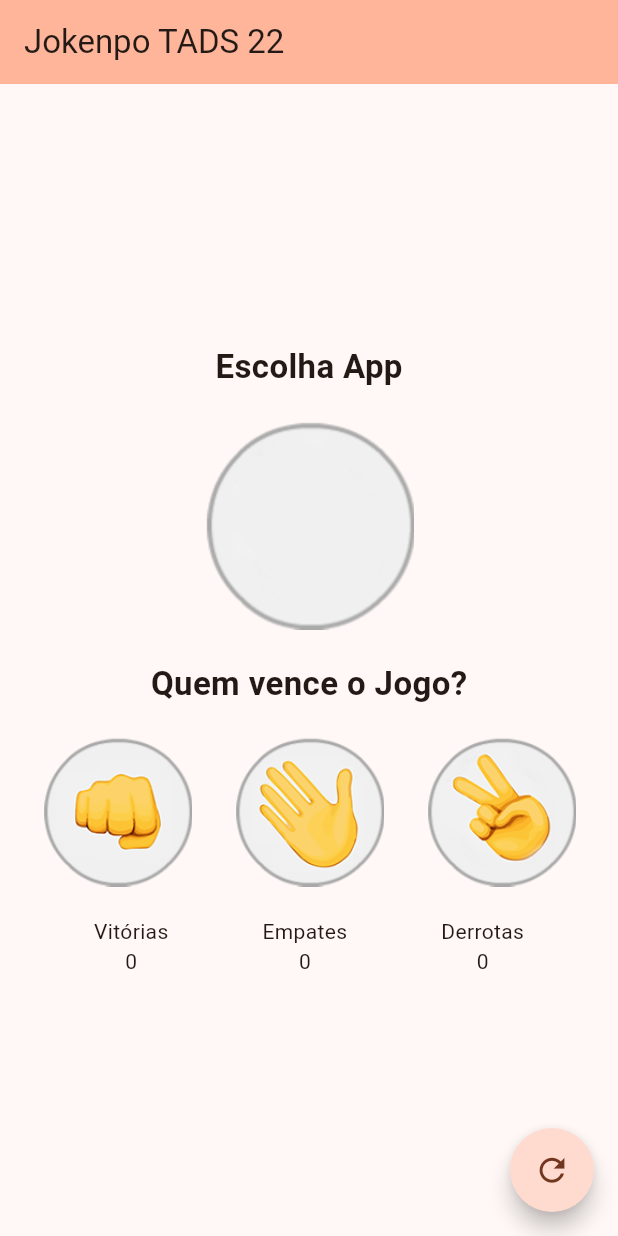
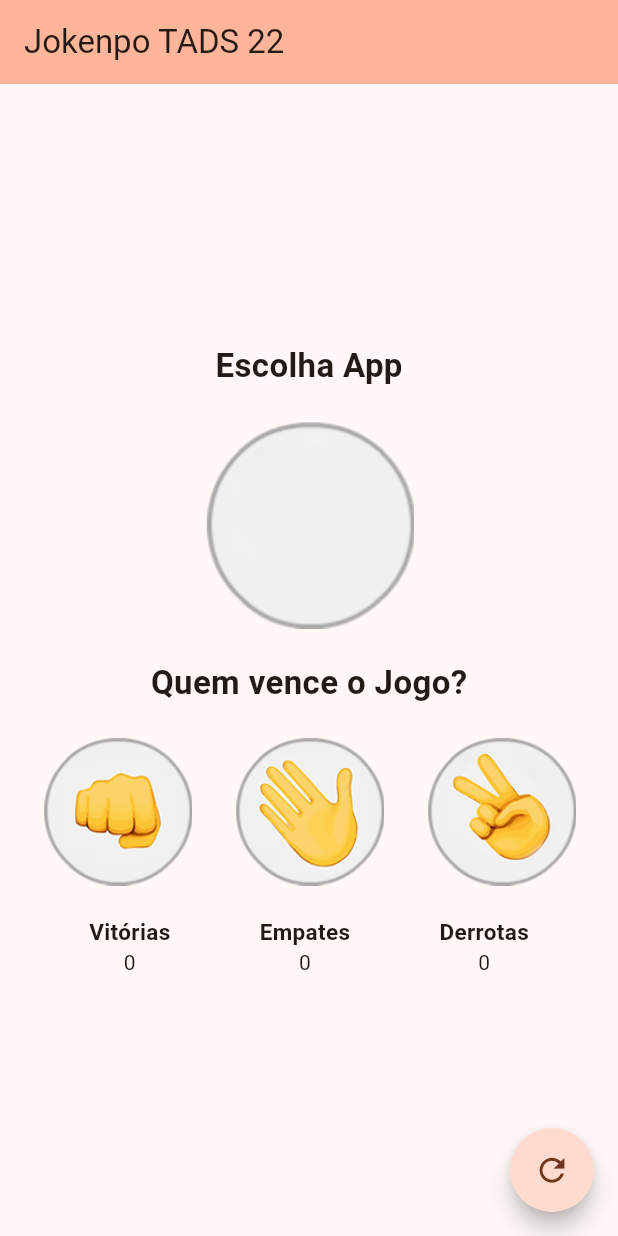
Before and after one commit to FrancisCarolina/inicialFlutter, a Flutter app: the screen it shows after launch, on a phone screen of 412 x 824 dp. Run offline on Flutter 3.47's test engine with Material 2 defaults, Android fonts, the phone set to English and light mode, and no system bars.

Commit message:
ajustar texto placar

```diff
--- a/inicial/lib/home.dart
+++ b/inicial/lib/home.dart
@@ -116,7 +116,13 @@ class _MyHomePageState extends State<MyHomePage> {
 
   Column placar(String text, String qnt) {
     return Column(
-      children: [Text(text), Text(qnt)],
+      children: [
+        Text(
+          text,
+          style: TextStyle(fontWeight: FontWeight.bold, fontSize: 15),
+        ),
+        Text(qnt)
+      ],
     );
   }
 
```
